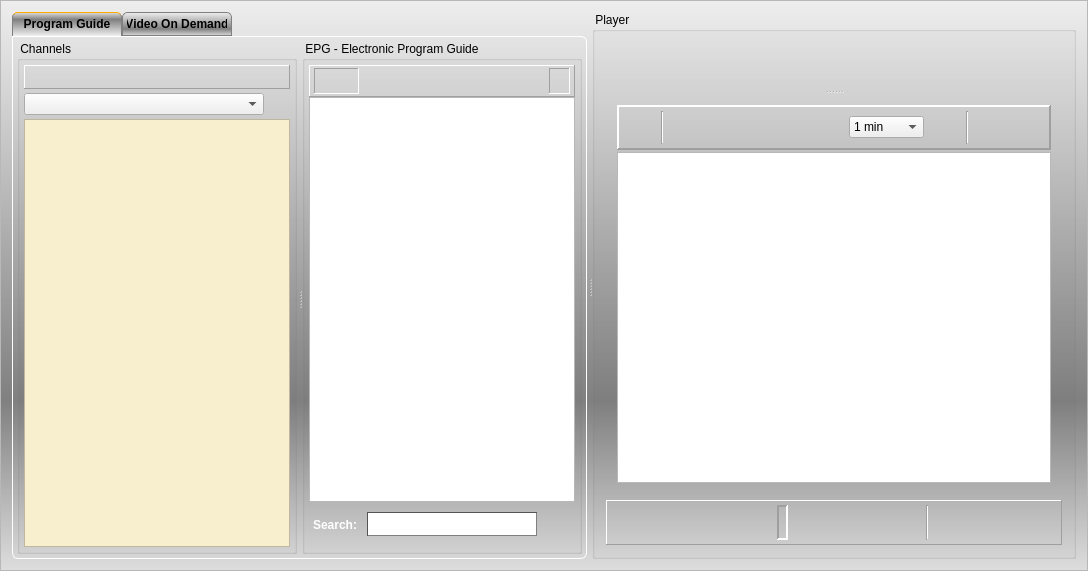
Old version of the form branches/vlc-record_qt4/forms/recorder_inc.ui in the repository code-google-com/vlc-record.
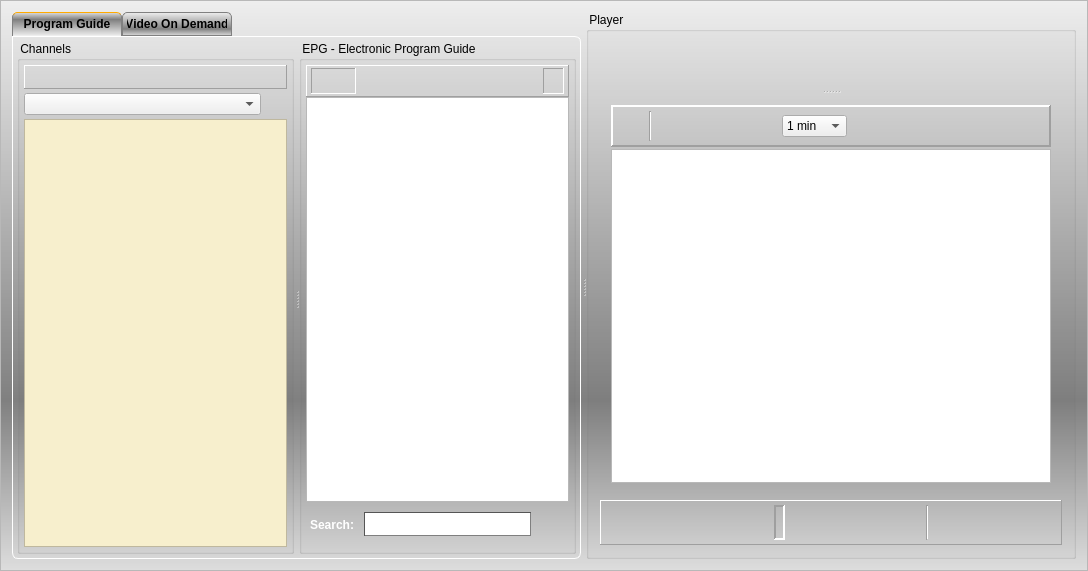
New version of the form. Icons and pictures are not drawn. Custom widgets are drawn as their Qt base class.

Commit message: - time jump will start after 1,5 secs.  - while waiting this time we can change the jump value  - some buttons are a bit smaller now since we need place for jump time display

What changed in the file:
```diff
--- a/branches/vlc-record_qt4/forms/recorder_inc.ui
+++ b/branches/vlc-record_qt4/forms/recorder_inc.ui
@@ -911,7 +911,7 @@
                 <property name="minimumSize">
                  <size>
                   <width>0</width>
-                  <height>45</height>
+                  <height>40</height>
                  </size>
                 </property>
                 <property name="styleSheet">
@@ -934,7 +934,7 @@
                 </property>
                 <layout class="QHBoxLayout" name="horizontalLayout_2">
                  <property name="spacing">
-                  <number>4</number>
+                  <number>2</number>
                  </property>
                  <property name="leftMargin">
                   <number>4</number>
@@ -952,8 +952,8 @@
                   <widget class="QPushButton" name="pushLive">
                    <property name="maximumSize">
                     <size>
-                     <width>34</width>
-                     <height>34</height>
+                     <width>30</width>
+                     <height>30</height>
                     </size>
                    </property>
                    <property name="toolTip">
@@ -968,8 +968,8 @@
                    </property>
                    <property name="iconSize">
                     <size>
-                     <width>32</width>
-                     <height>32</height>
+                     <width>30</width>
+                     <height>30</height>
                     </size>
                    </property>
                    <property name="flat">
@@ -988,8 +988,8 @@
                   <widget class="QPushButton" name="pushPlay">
                    <property name="maximumSize">
                     <size>
-                     <width>34</width>
-                     <height>34</height>
+                     <width>30</width>
+                     <height>30</height>
                     </size>
                    </property>
                    <property name="toolTip">
@@ -1004,8 +1004,8 @@
                    </property>
                    <property name="iconSize">
                     <size>
-                     <width>32</width>
-                     <height>32</height>
+                     <width>30</width>
+                     <height>30</height>
                     </size>
                    </property>
                    <property name="autoDefault">
@@ -1020,8 +1020,8 @@
                   <widget class="QPushButton" name="pushRecord">
                    <property name="maximumSize">
                     <size>
-                     <width>34</width>
-                     <height>34</height>
+                     <width>30</width>
+                     <height>30</height>
                     </size>
                    </property>
                    <property name="toolTip">
@@ -1036,8 +1036,8 @@
                    </property>
                    <property name="iconSize">
                     <size>
-                     <width>32</width>
-                     <height>32</height>
+                     <width>30</width>
+                     <height>30</height>
                     </size>
                    </property>
                    <property name="autoDefault">
@@ -1061,8 +1061,8 @@
                    </property>
                    <property name="maximumSize">
                     <size>
-                     <width>34</width>
-                     <height>34</height>
+                     <width>30</width>
+                     <height>30</height>
                     </size>
                    </property>
                    <property name="toolTip">
@@ -1077,8 +1077,8 @@
                    </property>
                    <property name="iconSize">
                     <size>
-                     <width>32</width>
-                     <height>32</height>
+                     <width>30</width>
+                     <height>30</height>
                     </size>
                    </property>
                    <property name="autoDefault">
@@ -1090,13 +1090,13 @@
                   </widget>
                  </item>
                  <item>
-                  <spacer name="horizontalSpacer_4">
+                  <spacer name="horizontalSpacer_6">
                    <property name="orientation">
                     <enum>Qt::Horizontal</enum>
                    </property>
                    <property name="sizeHint" stdset="0">
                     <size>
-                     <width>40</width>
+                     <width>0</width>
                      <height>20</height>
                     </size>
                    </property>
@@ -1109,8 +1109,8 @@
                    </property>
                    <property name="maximumSize">
                     <size>
-                     <width>34</width>
-                     <height>34</height>
+                     <width>30</width>
+                     <height>30</height>
                     </size>
                    </property>
                    <property name="toolTip">
@@ -1125,8 +1125,8 @@
                    </property>
                    <property name="iconSize">
                     <size>
-                     <width>32</width>
-                     <height>32</height>
+                     <width>30</width>
+                     <height>30</height>
                     </size>
                    </property>
                    <property name="flat">
@@ -1138,7 +1138,7 @@
                   <widget class="QComboBoxEx" name="cbxTimeJumpVal">
                    <property name="minimumSize">
                     <size>
-                     <width>75</width>
+                     <width>65</width>
                      <height>0</height>
                     </size>
                    </property>
@@ -1184,8 +1184,8 @@
                    </property>
                    <property name="maximumSize">
                     <size>
-                     <width>34</width>
-                     <height>34</height>
+                     <width>30</width>
+                     <height>30</height>
                     </size>
                    </property>
                    <property name="toolTip">
@@ -1200,8 +1200,8 @@
                    </property>
                    <property name="iconSize">
                     <size>
-                     <width>32</width>
-                     <height>32</height>
+                     <width>30</width>
+                     <height>30</height>
                     </size>
                    </property>
                    <property name="flat">
@@ -1210,18 +1210,49 @@
                   </widget>
                  </item>
                  <item>
-                  <widget class="Line" name="line_2">
+                  <widget class="QLabel" name="labTargetTime">
+                   <property name="sizePolicy">
+                    <sizepolicy hsizetype="MinimumExpanding" vsizetype="Preferred">
+                     <horstretch>0</horstretch>
+                     <verstretch>0</verstretch>
+                    </sizepolicy>
+                   </property>
+                   <property name="minimumSize">
+                    <size>
+                     <width>100</width>
+                     <height>30</height>
+                    </size>
+                   </property>
+                   <property name="styleSheet">
+                    <string notr="true">QLabel#labTargetTime {
+color: white;
+font-weight: bold;
+}</string>
+                   </property>
+                   <property name="text">
+                    <string/>
+                   </property>
+                  </widget>
+                 </item>
+                 <item>
+                  <spacer name="horizontalSpacer_4">
                    <property name="orientation">
-                    <enum>Qt::Vertical</enum>
+                    <enum>Qt::Horizontal</enum>
                    </property>
-                  </widget>
+                   <property name="sizeHint" stdset="0">
+                    <size>
+                     <width>0</width>
+                     <height>20</height>
+                    </size>
+                   </property>
+                  </spacer>
                  </item>
                  <item>
                   <widget class="QPushButton" name="pushTimerRec">
                    <property name="maximumSize">
                     <size>
-                     <width>34</width>
-                     <height>34</height>
+                     <width>30</width>
+                     <height>30</height>
                     </size>
                    </property>
                    <property name="toolTip">
@@ -1236,8 +1267,8 @@
                    </property>
                    <property name="iconSize">
                     <size>
-                     <width>32</width>
-                     <height>32</height>
+                     <width>30</width>
+                     <height>30</height>
                     </size>
                    </property>
                    <property name="autoDefault">
@@ -1252,8 +1283,8 @@
                   <widget class="QPushButton" name="pushWatchList">
                    <property name="maximumSize">
                     <size>
-                     <width>34</width>
-                     <height>34</height>
+                     <width>30</width>
+                     <height>30</height>
                     </size>
                    </property>
                    <property name="toolTip">
@@ -1268,8 +1299,8 @@
                    </property>
                    <property name="iconSize">
                     <size>
-                     <width>32</width>
-                     <height>32</height>
+                     <width>28</width>
+                     <height>28</height>
                     </size>
                    </property>
                    <property name="autoDefault">
```
Left out of the diff: 2 changed lines with no effect on the pictures. The commit also changes 11 other files.
